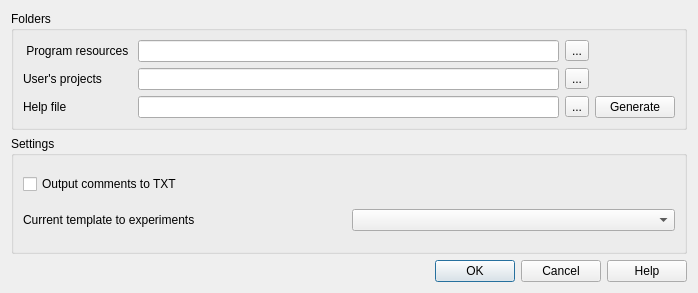
Qt form gfshell2/dialogs/PreferencesDialog.ui (gemshub/gemsfits) before a commit.
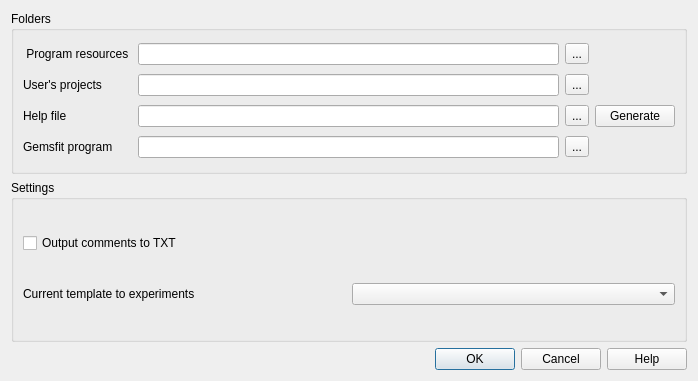
The same form after that commit.

Commit message: Added Preferences Dialog and using all config parameters

The edit to the form file:
```diff
--- a/gfshell2/dialogs/PreferencesDialog.ui
+++ b/gfshell2/dialogs/PreferencesDialog.ui
@@ -7,14 +7,14 @@
     <x>0</x>
     <y>0</y>
     <width>698</width>
-    <height>293</height>
+    <height>381</height>
    </rect>
   </property>
   <property name="windowTitle">
    <string>Dialog</string>
   </property>
-  <layout class="QVBoxLayout" name="verticalLayout">
-   <item>
+  <layout class="QGridLayout" name="gridLayout_3">
+   <item row="0" column="0">
     <widget class="QGroupBox" name="groupBox">
      <property name="title">
       <string>Folders</string>
@@ -78,36 +78,53 @@
         </property>
        </widget>
       </item>
+      <item row="3" column="0">
+       <widget class="QLabel" name="label_5">
+        <property name="text">
+         <string>Gemsfit program</string>
+        </property>
+       </widget>
+      </item>
+      <item row="3" column="1">
+       <widget class="QLineEdit" name="gemsfit2Edit"/>
+      </item>
+      <item row="3" column="2">
+       <widget class="QToolButton" name="gemsfit2Button">
+        <property name="text">
+         <string>...</string>
+        </property>
+       </widget>
+      </item>
      </layout>
     </widget>
    </item>
-   <item>
+   <item row="1" column="0">
     <widget class="QGroupBox" name="groupBox_2">
      <property name="title">
       <string>Settings</string>
      </property>
      <layout class="QGridLayout" name="gridLayout_2">
-      <item row="0" column="0">
-       <widget class="QCheckBox" name="commentsBox">
-        <property name="text">
-         <string>Output comments to TXT</string>
-        </property>
-       </widget>
-      </item>
-      <item row="1" column="0">
+      <item row="2" column="0">
        <widget class="QLabel" name="label_4">
         <property name="text">
          <string>Current template to experiments</string>
         </property>
        </widget>
       </item>
-      <item row="1" column="1">
+      <item row="2" column="1">
        <widget class="QComboBox" name="experimentsBox"/>
       </item>
+      <item row="1" column="0">
+       <widget class="QCheckBox" name="commentsBox">
+        <property name="text">
+         <string>Output comments to TXT</string>
+        </property>
+       </widget>
+      </item>
      </layout>
     </widget>
    </item>
-   <item>
+   <item row="2" column="0">
     <widget class="QDialogButtonBox" name="buttonBox">
      <property name="orientation">
       <enum>Qt::Horizontal</enum>
```
The commit also changes 13 other files.
